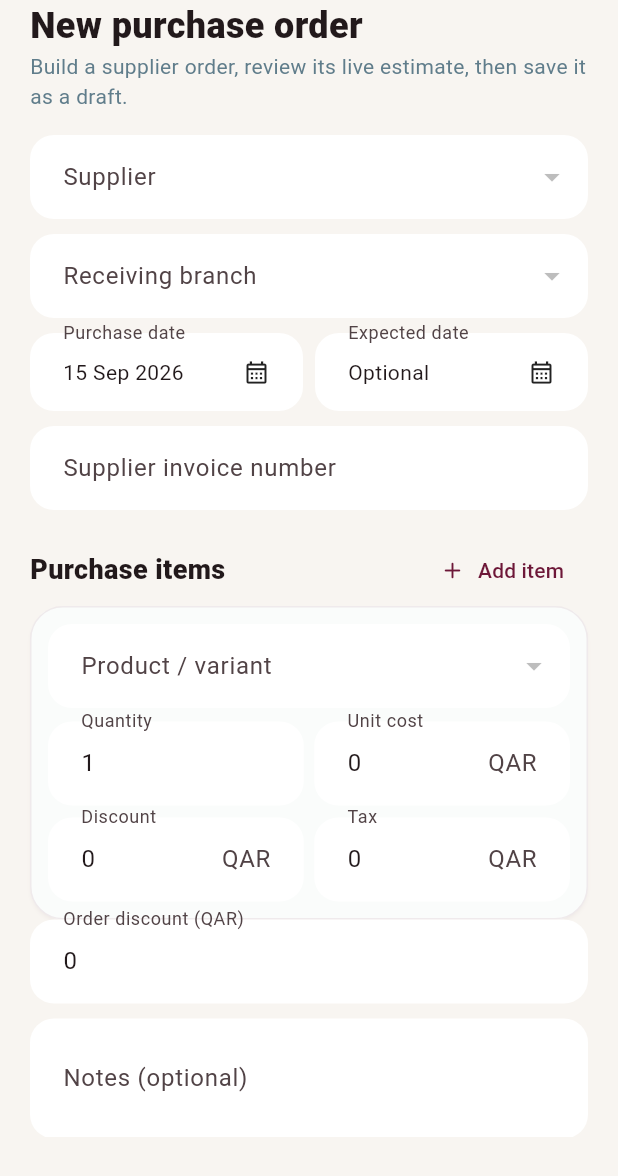
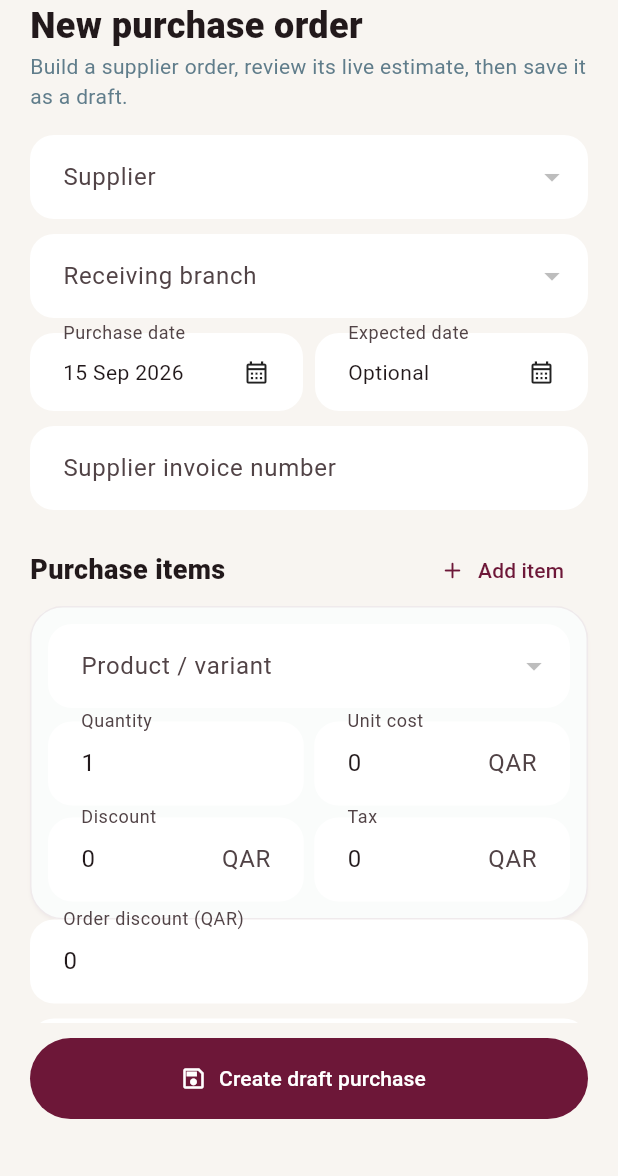
Before and after one commit to paulmbugua/allshops, a Flutter app: the _PurchaseCreateSheet widget shown alone on an empty page, opened directly with empty values, on a phone screen of 412 x 824 dp. Shown: the top 1176 px of the screen. Run offline on Flutter 3.47's test engine with Material 3 defaults, Android fonts, the phone set to English and light mode, and no system bars; our stand-ins replace connectivity_plus, cookie_jar, dio, dio_cookie_manager, flutter_riverpod, flutter_secure_storage and 2 more; missing offline and left inert: mobile_scanner; accounts and stored records are empty; network calls fail.

Commit message:
fix(mobile): keep purchase action above system navigation

```diff
--- a/apps/mobile/lib/features/purchases/purchases_screen.dart
+++ b/apps/mobile/lib/features/purchases/purchases_screen.dart
@@ -395,14 +395,12 @@ class _PurchaseCreateSheetState extends ConsumerState<_PurchaseCreateSheet> {
     expand: false,
     initialChildSize: .92,
     maxChildSize: .98,
-    builder: (_, controller) => ListView(
+    builder: (_, controller) => Column(
+      children: [
+        Expanded(
+          child: ListView(
             controller: controller,
-      padding: EdgeInsets.fromLTRB(
-        20,
-        0,
-        20,
-        MediaQuery.viewInsetsOf(context).bottom + 24,
-      ),
+            padding: const EdgeInsets.fromLTRB(20, 0, 20, 16),
             children: [
               const Text(
                 'New purchase order',
@@ -467,7 +465,10 @@ class _PurchaseCreateSheetState extends ConsumerState<_PurchaseCreateSheet> {
                     const Expanded(
                       child: Text(
                         'Purchase items',
-                  style: TextStyle(fontSize: 18, fontWeight: FontWeight.w900),
+                        style: TextStyle(
+                          fontSize: 18,
+                          fontWeight: FontWeight.w900,
+                        ),
                       ),
                     ),
                     TextButton.icon(
@@ -491,7 +492,9 @@ class _PurchaseCreateSheetState extends ConsumerState<_PurchaseCreateSheet> {
                 ),
                 TextField(
                   controller: headerDiscount,
-            keyboardType: const TextInputType.numberWithOptions(decimal: true),
+                  keyboardType: const TextInputType.numberWithOptions(
+                    decimal: true,
+                  ),
                   onChanged: (_) => setState(() {}),
                   decoration: const InputDecoration(
                     labelText: 'Order discount (QAR)',
@@ -501,7 +504,9 @@ class _PurchaseCreateSheetState extends ConsumerState<_PurchaseCreateSheet> {
                 TextField(
                   controller: notes,
                   maxLines: 2,
-            decoration: const InputDecoration(labelText: 'Notes (optional)'),
+                  decoration: const InputDecoration(
+                    labelText: 'Notes (optional)',
+                  ),
                 ),
                 Container(
                   margin: const EdgeInsets.symmetric(vertical: 14),
@@ -525,7 +530,23 @@ class _PurchaseCreateSheetState extends ConsumerState<_PurchaseCreateSheet> {
                   ),
                 ),
                 if (error != null) _Notice(error!, error: true),
-          FilledButton.icon(
+              ],
+            ],
+          ),
+        ),
+        AnimatedPadding(
+          duration: const Duration(milliseconds: 180),
+          curve: Curves.easeOut,
+          padding: EdgeInsets.only(
+            bottom: MediaQuery.viewInsetsOf(context).bottom,
+          ),
+          child: SafeArea(
+            top: false,
+            minimum: const EdgeInsets.fromLTRB(20, 10, 20, 12),
+            child: SizedBox(
+              width: double.infinity,
+              height: 54,
+              child: FilledButton.icon(
                 onPressed: saving ? null : _save,
                 icon: saving
                     ? const SizedBox.square(
@@ -535,7 +556,9 @@ class _PurchaseCreateSheetState extends ConsumerState<_PurchaseCreateSheet> {
                     : const Icon(Icons.save_outlined),
                 label: Text(saving ? 'Creating…' : 'Create draft purchase'),
               ),
-        ],
+            ),
+          ),
+        ),
       ],
     ),
   );
```
Lines whose indentation alone changed are shown as unchanged.
